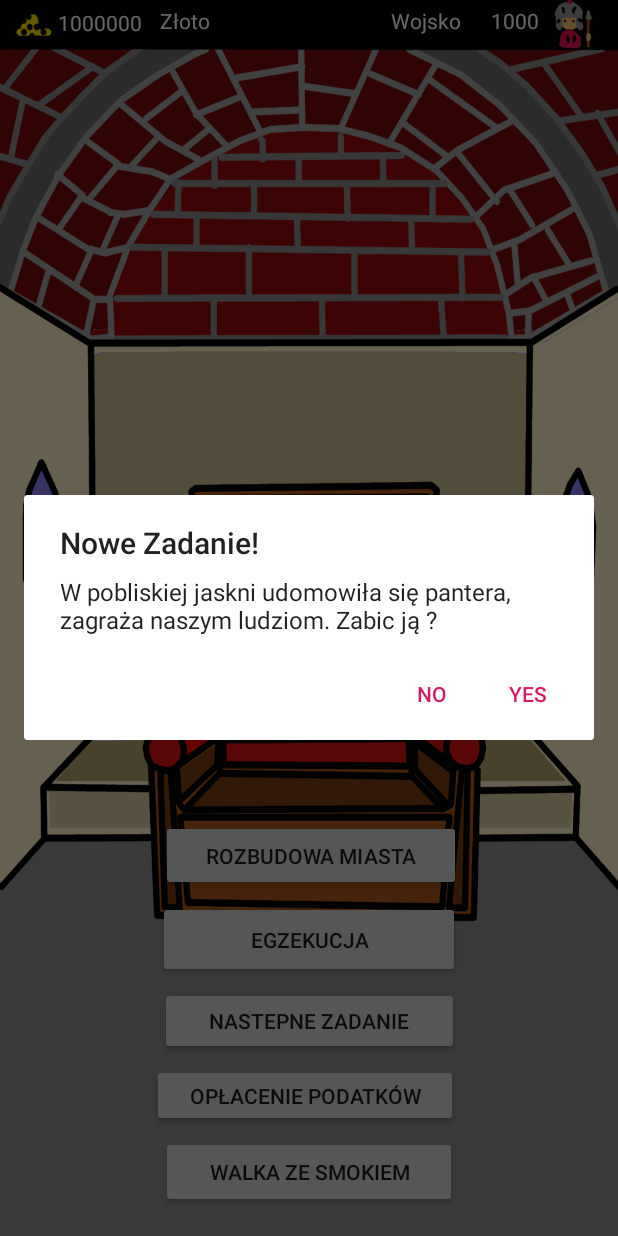
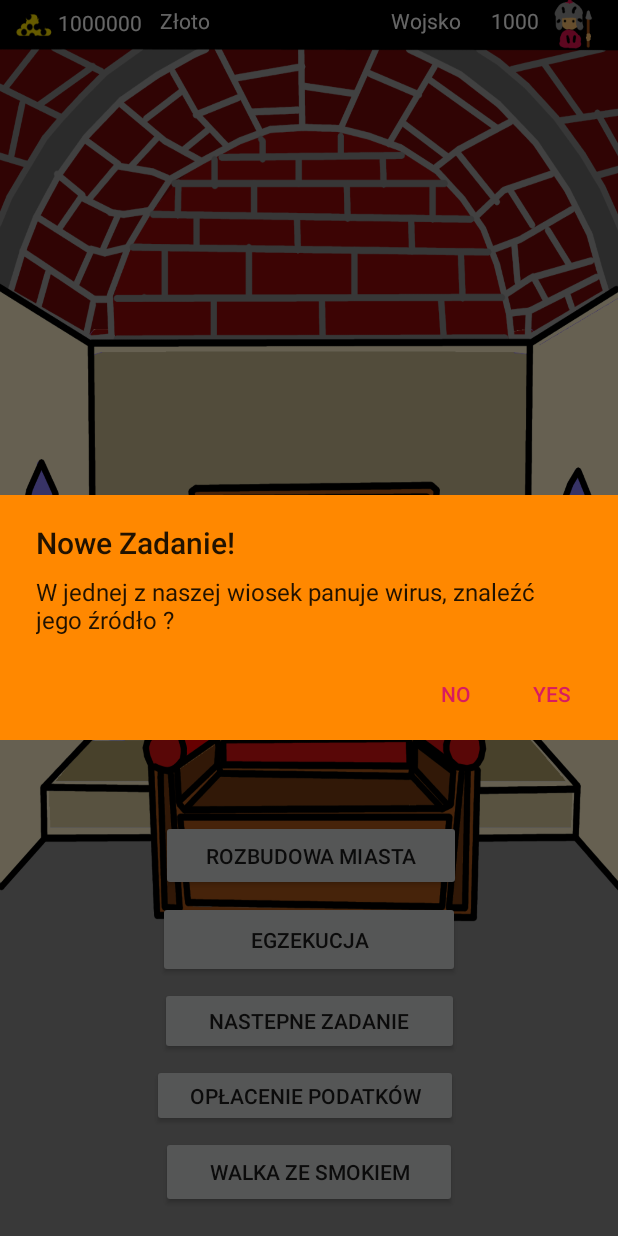
Before and after one commit to BartekWMII/Projekt-WMII, an Android app: the activity_afterMenu screen opened directly, with no data from a screen before it, after a tap on "NASTEPNE ZADANIE", on a phone screen of 412 x 824 dp. Run offline under Robolectric (Android 15) with nearby library versions, the light colour scheme and no system bars; Roboto replaces fonts that are not available here.

Commit message:
Aktualizacja projektu (ogolna)

```diff
--- a/app/src/main/AndroidManifest.xml
+++ b/app/src/main/AndroidManifest.xml
@@ -16,7 +16,7 @@
         android:label="@string/app_name"
         android:roundIcon="@mipmap/ic_launcher_round"
         android:supportsRtl="true"
-        android:theme="@style/AppTheme">
+        android:theme="@style/AlertDialogTheme.Center">
         <activity android:name=".secret"></activity>
         <activity android:name=".activity_city_upgrade" />
 
--- a/app/src/main/java/com/example/helikoptery/activity_afterMenu.java
+++ b/app/src/main/java/com/example/helikoptery/activity_afterMenu.java
@@ -6,8 +6,13 @@ import android.content.Context;
 import android.content.DialogInterface;
 import android.content.Intent;
 import android.graphics.Color;
+import android.graphics.ColorMatrix;
 import android.graphics.Rect;
 import android.graphics.drawable.AnimationDrawable;
+import android.graphics.drawable.ColorDrawable;
+import android.graphics.drawable.Drawable;
+import android.support.annotation.AnimatorRes;
+import android.support.annotation.DrawableRes;
 import android.support.annotation.Nullable;
 import android.support.v7.app.AlertDialog;
 import android.support.v7.app.AppCompatActivity;
@@ -131,8 +136,16 @@ public class activity_afterMenu extends AppCompatActivity {
         aListQuest.add("W pobliskiej jaskni udomowiła się pantera, zagraża naszym ludziom." +
                 " Zabic ją ?");
         aListQuest.add("Nasz jasnowidz uważa, że nadchodzi potężna burza, zabezpieczyć nasze plony ?");
+        aListQuest.add("Z pobliskiej wioski zniknęła ludność, rozpocząć poszukiwania ?");
+        aListQuest.add("W pobliżu pewna grupa rozbójników rabuje mieszkańców, zaatakować ich ?");
+        aListQuest.add("W jednej z naszej wiosek panuje wirus, znaleźć jego źródło ?");
+        aListQuest.add("Nasza dostawa żywności oraz uzbrojenia nie dotarła do punktu"+
+                "docelowego. Wysłać zwiad ?");
+        aListQuest.add("Zwiad donosi że w okolicy grasuje ogromny niedźwiedź."+
+                "Wysłać zwiad na polowanie ?");
 
         final AlertDialog.Builder alertDialogBuilder = new AlertDialog.Builder(this);
+       // final AlertDialog.Builder alertDialogBuilder = new AlertDialog.Builder(this,R.style.AlertDialogStyle);
         alertDialogBuilder.setTitle(q);
         final String a = aListQuest.get(random.nextInt(aListQuest.size()));
         alertDialogBuilder.setMessage(a);
@@ -185,6 +198,7 @@ public class activity_afterMenu extends AppCompatActivity {
         });
         AlertDialog alertDialog = alertDialogBuilder.create();
         alertDialog.show();
+        alertDialog.getWindow().setBackgroundDrawableResource(android.R.color.holo_orange_dark);
 
     }
 
```
Also changed, not shown: app/src/main/res/values/styles.xml (+3 -11 lines).
